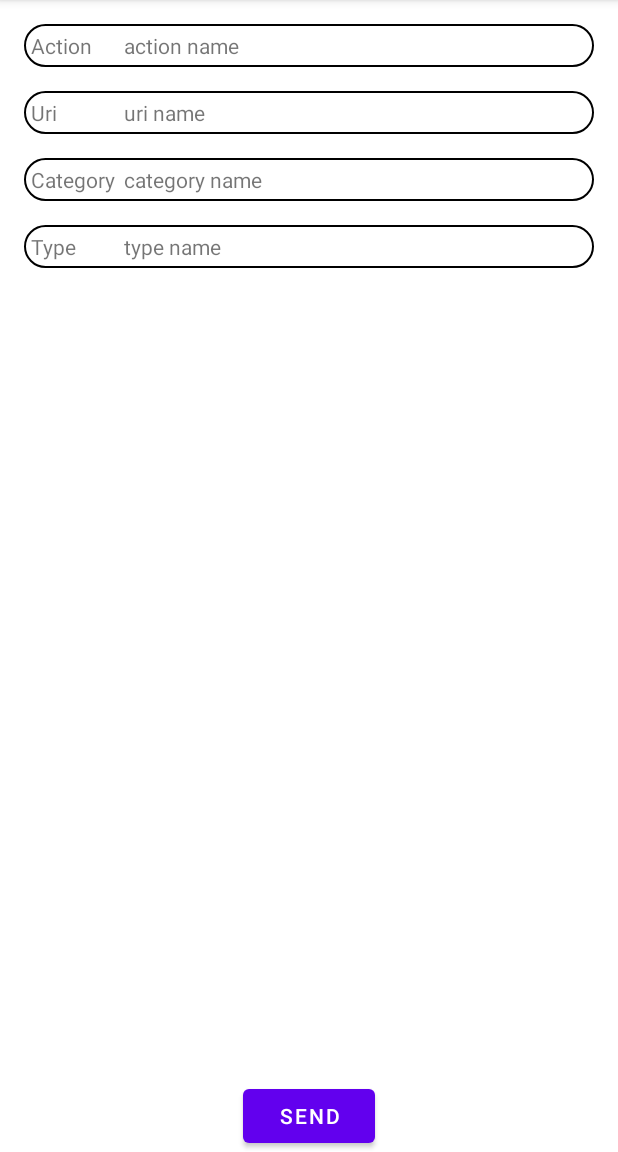
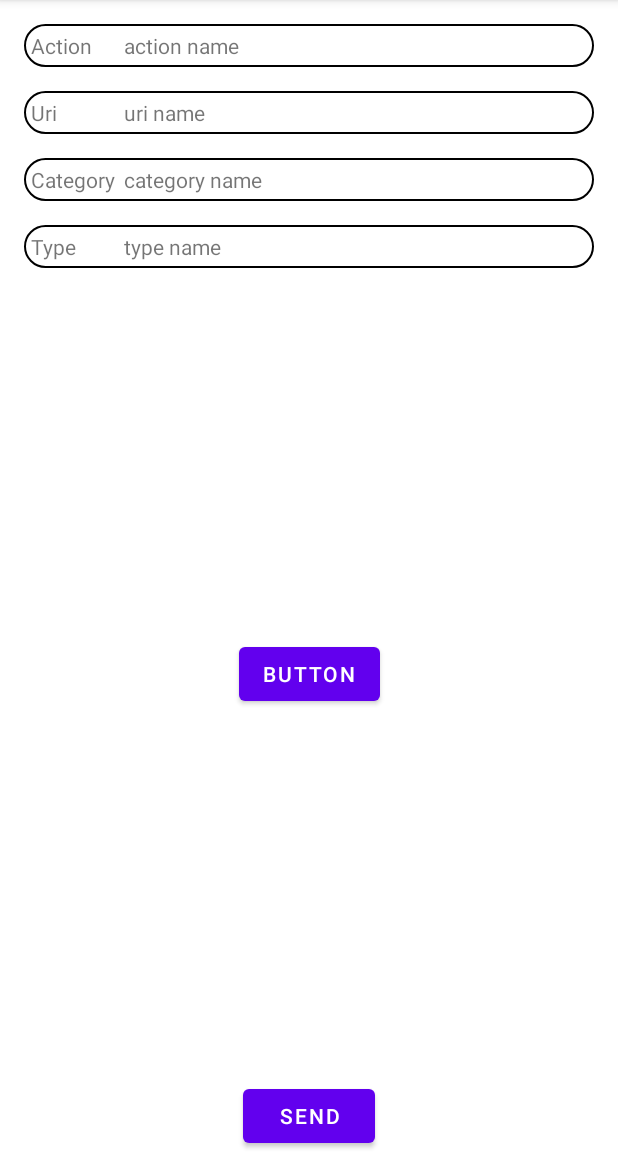
Before and after one commit to Jutkovskii/IntentCeptor, an Android app: the screen it shows after launch (MainActivity), on a phone screen of 412 x 824 dp, the part 84-1236 px from its top. Run offline under Robolectric (Android 15) with nearby library versions, the phone set to English and light mode, and no system bars.

```diff
--- a/app/src/main/res/layout/activity_main.xml
+++ b/app/src/main/res/layout/activity_main.xml
@@ -125,4 +125,15 @@
         app:layout_constraintBottom_toBottomOf="parent"
         app:layout_constraintEnd_toEndOf="parent"
         app:layout_constraintStart_toStartOf="parent" />
+
+    <Button
+        android:id="@+id/button"
+        android:layout_width="wrap_content"
+        android:layout_height="wrap_content"
+        android:onClick="onRequest"
+        android:text="Button"
+        app:layout_constraintBottom_toTopOf="@+id/resend"
+        app:layout_constraintEnd_toEndOf="parent"
+        app:layout_constraintStart_toStartOf="parent"
+        app:layout_constraintTop_toBottomOf="@+id/typeLayout" />
 </androidx.constraintlayout.widget.ConstraintLayout>
```
Also changed, not shown: app/src/main/java/com/log28/intentceptor/MainActivity.java (+24 -0 lines).
